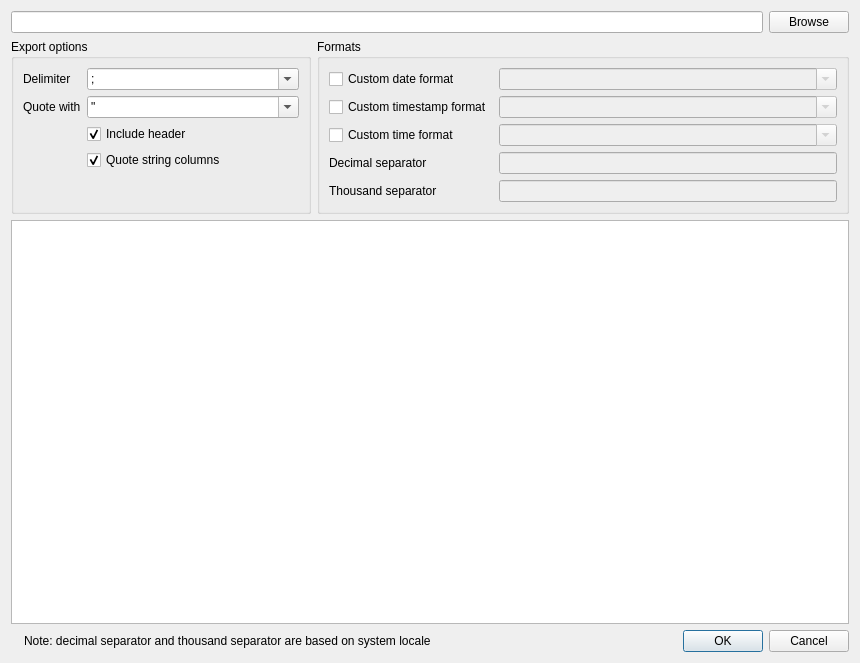
This is ui/ExportQueryDialog.ui in mispp/goat as Qt 5 draws it before an edit. The edited form follows.
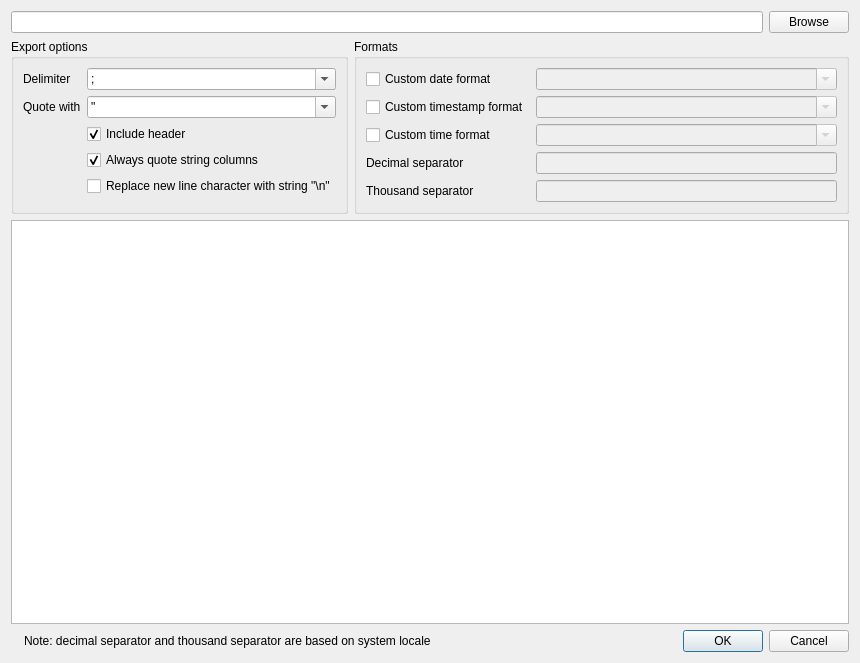
This is the edited form.

Commit message:
introduce DataFormatter class (#78)
* introduce DataFormatter class

* move quoteSymbol and other stuff about strings to Csv

The edit to the form file:
```diff
--- a/ui/ExportQueryDialog.ui
+++ b/ui/ExportQueryDialog.ui
@@ -143,13 +143,20 @@
         <item row="4" column="1">
          <widget class="QCheckBox" name="checkbox_quoteStringColumns">
           <property name="text">
-           <string>Quote string columns</string>
+           <string>Always quote string columns</string>
           </property>
           <property name="checked">
            <bool>true</bool>
           </property>
          </widget>
         </item>
+        <item row="5" column="1">
+         <widget class="QCheckBox" name="checkbox_replaceNewLine">
+          <property name="text">
+           <string>Replace new line character with string &quot;\n&quot;</string>
+          </property>
+         </widget>
+        </item>
        </layout>
       </widget>
      </item>
```
Left out of the diff: 2 changed lines with no effect on the pictures. The commit also changes 10 other files.
